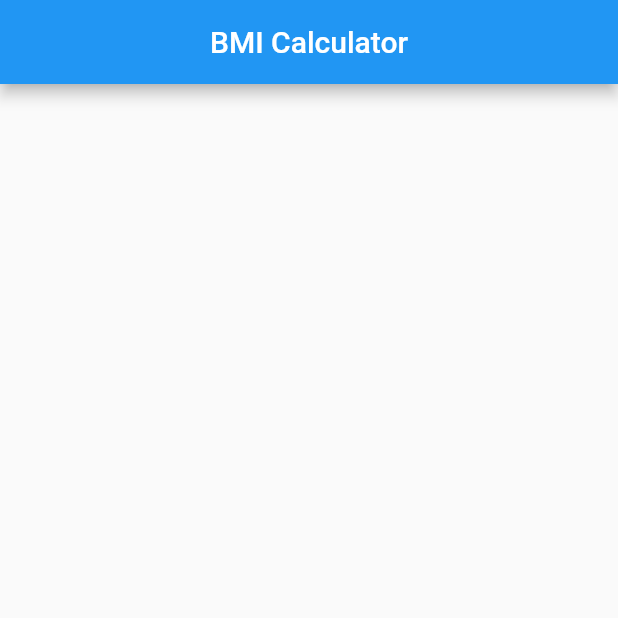
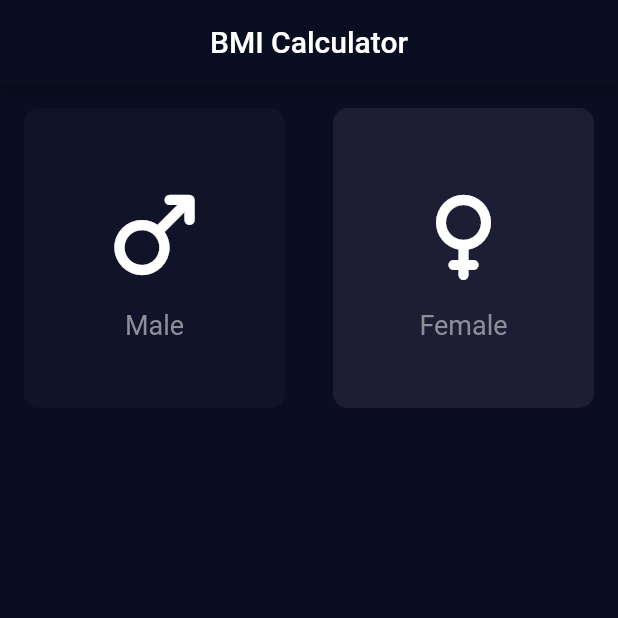
Before and after one commit to HeratUni-CS/bmi-calculator-RamezRayyan64, a Flutter app: the screen it shows after launch, on a phone screen of 412 x 824 dp, the top half of it. Run offline on Flutter 3.47's test engine with Material 2 defaults, Android fonts, the phone set to English and light mode, and no system bars.

Commit message:
select gender widget added to input screen

```diff
--- a/lib/main.dart
+++ b/lib/main.dart
@@ -1,4 +1,5 @@
 import 'package:bmi_starting/screens/input_screen.dart';
+import 'package:bmi_starting/themes/darkTheme.dart';
 import 'package:flutter/material.dart';
 
 void main() => runApp(const BMICalculator());
@@ -10,6 +11,8 @@ class BMICalculator extends StatelessWidget {
   Widget build(BuildContext context) {
     return MaterialApp(
       title: 'BMI Calculator',
+      debugShowCheckedModeBanner: false,
+      theme: darkTheme(),
       initialRoute: InputScreen.id,
       routes: {InputScreen.id: (context) => const InputScreen()},
     );
--- a/lib/screens/input_screen.dart
+++ b/lib/screens/input_screen.dart
@@ -1,5 +1,7 @@
 import 'dart:math';
 
+import 'package:bmi_starting/constants/constants.dart';
+import 'package:bmi_starting/widgets/select_gender_widget.dart';
 import 'package:flutter/material.dart';
 
 class InputScreen extends StatefulWidget {
@@ -14,6 +16,11 @@ class InputScreen extends StatefulWidget {
 enum Gender { male, female }
 
 class _InputScreenState extends State<InputScreen> {
+  Gender selectedGender = Gender.male;
+  int height = 175;
+  int weight = 60;
+  int age = 25;
+
   @override
   Widget build(BuildContext context) {
     return Scaffold(
@@ -23,7 +30,42 @@ class _InputScreenState extends State<InputScreen> {
       ),
       body: SafeArea(
           child: Column(
-        children: [],
+        children: [
+          Row(
+            children: [
+              Expanded(
+                flex: 1,
+                child: SelectGenderWidget(
+                  color: selectedGender == Gender.male
+                      ? kActiveColor
+                      : kInActiveColor,
+                  icon: Icons.male_rounded,
+                  text: 'Male',
+                  onPress: () {
+                    setState(() {
+                      selectedGender = Gender.male;
+                    });
+                  },
+                ),
+              ),
+              Expanded(
+                flex: 1,
+                child: SelectGenderWidget(
+                  color: selectedGender == Gender.female
+                      ? kActiveColor
+                      : kInActiveColor,
+                  icon: Icons.female_rounded,
+                  text: 'Female',
+                  onPress: () {
+                    setState(() {
+                      selectedGender = Gender.female;
+                    });
+                  },
+                ),
+              )
+            ],
+          ),
+        ],
       )),
     );
   }
--- a/lib/themes/darkTheme.dart
+++ b/lib/themes/darkTheme.dart
@@ -2,8 +2,8 @@ import 'package:flutter/material.dart';
 
 ThemeData darkTheme() {
   return ThemeData.dark().copyWith(
-    primaryColor: Color(0xFF0A0E21),
-    accentColor: Color(0xFF0A0E21),
-    scaffoldBackgroundColor: Color(0xFF0A0E21),
+    scaffoldBackgroundColor: const Color(0xFF0A0E21),
+    colorScheme: ColorScheme.fromSwatch().copyWith(
+        primary: const Color(0xFF0A0E21), secondary: const Color(0xFF0A0E21)),
   );
 }
--- /dev/null
+++ b/lib/widgets/select_gender_widget.dart
@@ -0,0 +1,47 @@
+import 'package:bmi_starting/constants/constants.dart';
+import 'package:flutter/cupertino.dart';
+import 'package:flutter/material.dart';
+
+class SelectGenderWidget extends StatelessWidget {
+  const SelectGenderWidget(
+      {Key? key,
+      required this.color,
+      required this.icon,
+      required this.text,
+      required this.onPress})
+      : super(key: key);
+
+  final Color color;
+  final IconData icon;
+  final String text;
+  final Function() onPress;
+
+  @override
+  Widget build(BuildContext context) {
+    return GestureDetector(
+      onTap: onPress,
+      child: Container(
+        height: 200,
+        margin: const EdgeInsets.all(16),
+        decoration: BoxDecoration(
+            color: color, borderRadius: BorderRadius.circular(10)),
+        child: Column(
+          mainAxisAlignment: MainAxisAlignment.center,
+          children: [
+            Icon(
+              icon,
+              size: 80,
+            ),
+            const SizedBox(
+              height: 10,
+            ),
+            Text(
+              text,
+              style: kTextStyle,
+            )
+          ],
+        ),
+      ),
+    );
+  }
+}
```
